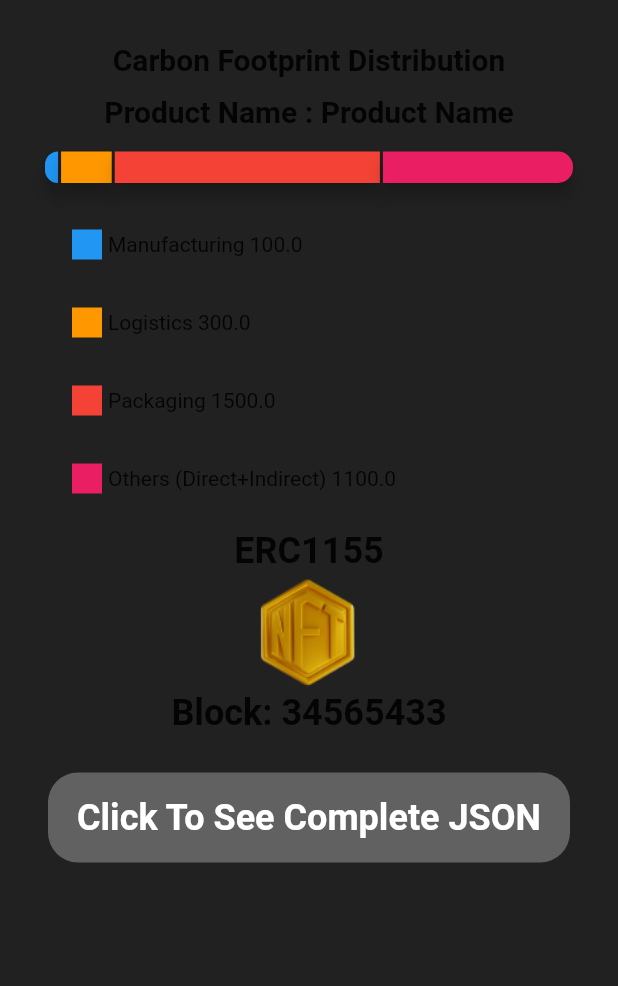
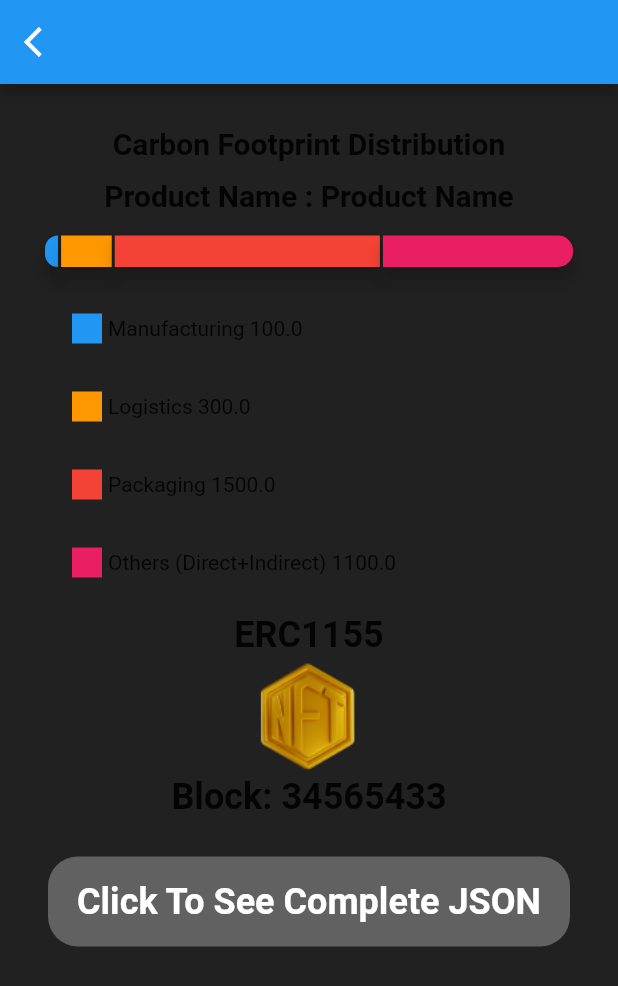
Before and after one commit to himanshu-dxm/team_golf, a Flutter app: the screen it shows after launch, on a phone screen of 412 x 824 dp. Shown: the top 986 px of the screen. Run offline on Flutter 3.47's test engine with Material 2 defaults, Android fonts, the phone set to English and light mode, and no system bars; our stand-ins replace card_swiper, chewie, cloud_firestore, firebase_auth, firebase_core, flutter_svg and 5 more; missing offline and left inert: qr_code_scanner; accounts and stored records are empty; statements that could not run were skipped.

Commit message:
Product CF AppBar added

```diff
--- a/lib/screens/productCFDetail/productCFDetail.dart
+++ b/lib/screens/productCFDetail/productCFDetail.dart
@@ -2,6 +2,8 @@ import 'package:flutter/material.dart';
 import 'package:sih_team_golf/screens/productCFDetail/components/stackChart.dart';
 import 'package:url_launcher/url_launcher.dart';
 import 'package:webview_flutter/webview_flutter.dart';
+
+import '../../utilities/size_config.dart';
 
 class ProductCF extends StatelessWidget {
   final String productName;
@@ -46,7 +48,16 @@ class ProductCF extends StatelessWidget {
      */
 
 
+    SizeConfig().init(context);
       return Scaffold(
+        appBar: AppBar(
+          leading: IconButton(
+            icon: Icon(Icons.arrow_back_ios),
+            onPressed: () {
+              Navigator.pop(context);
+            },
+          ),
+        ),
         body: SafeArea(
 
           child: SingleChildScrollView(
```
